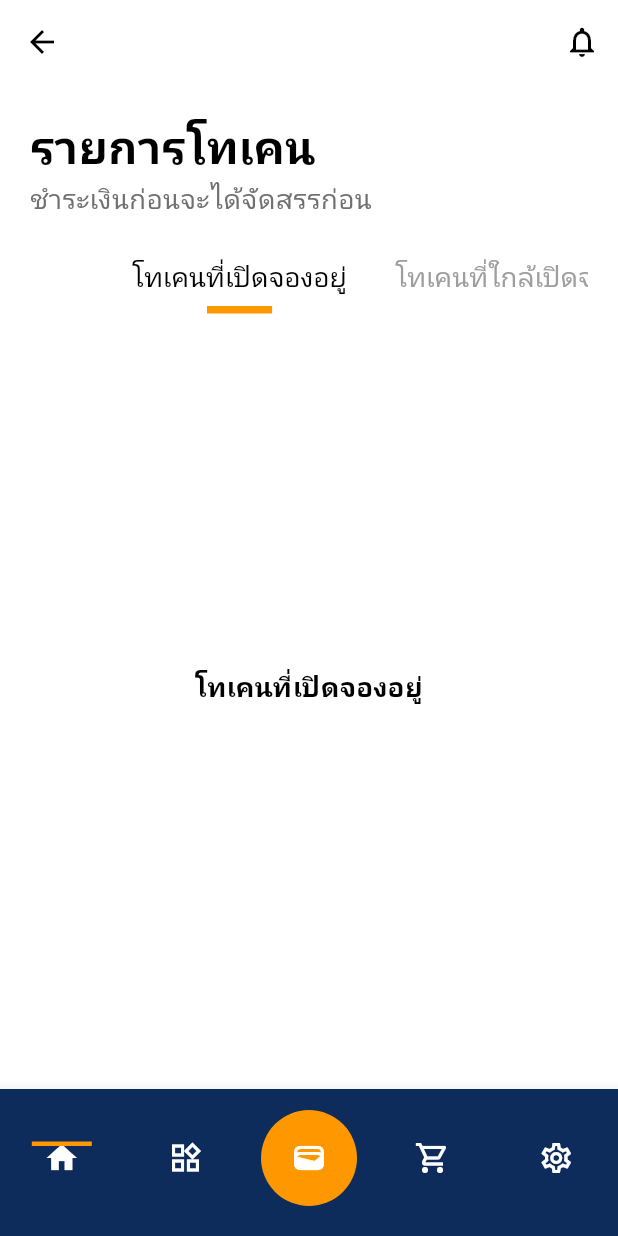
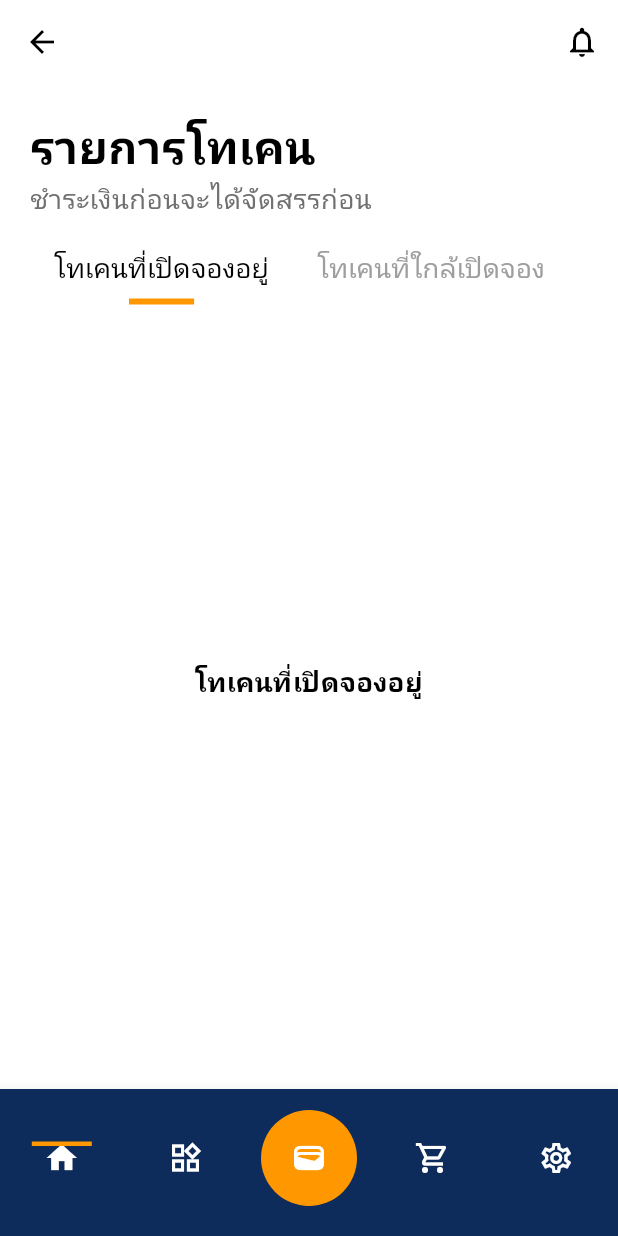
Before and after one commit to mskerz/versa_app_tutorial_cleanarch, a Flutter app: the TokenListScreen screen opened by its route, on a phone screen of 412 x 824 dp. Run offline on Flutter 3.47's test engine with Material 3 defaults, Android fonts, the phone set to English and light mode, and no system bars; our stand-ins replace auto_route, dio, equatable, flutter_riverpod, freezed_annotation, google_fonts and 1 more; accounts and stored records are empty; Roboto replaces fonts that are missing (Prompt).

Commit message:
🐞 fix(tab bar navigation non-finish):

```diff
--- a/lib/features/digital_token/presentation/screens/token_detail_screen.dart
+++ b/lib/features/digital_token/presentation/screens/token_detail_screen.dart
@@ -4,6 +4,7 @@ class TokenDetailScreen extends StatelessWidget {
   const TokenDetailScreen({super.key});
 
   @override
+
   Widget build(BuildContext context) {
     return Container();
   }
--- a/lib/features/digital_token/presentation/screens/token_list_screen.dart
+++ b/lib/features/digital_token/presentation/screens/token_list_screen.dart
@@ -49,14 +49,14 @@ class _TokenListScreenState extends ConsumerState<TokenListScreen>
     return Scaffold(
       appBar: AppBar(
         backgroundColor: Colors.white,
-        elevation: 0,
         actions: [
           IconButton(onPressed: () {}, icon: Icon(Icons.notifications_none)),
         ],
       ),
       body: Padding(
-        padding: EdgeInsets.all(20.0),
+        padding: const EdgeInsets.all(20.0),
         child: Column(
+          mainAxisAlignment: MainAxisAlignment.start,
           crossAxisAlignment: CrossAxisAlignment.start,
           children: [
             Text("รายการโทเคน",
@@ -76,25 +76,30 @@ class _TokenListScreenState extends ConsumerState<TokenListScreen>
                 ),
               ),
             ),
-            SizedBox(height: 16),
-            // ใช้ SingleChildScrollView เมื่อมีจำนวนแท็บเยอะเกินไป
+            SizedBox(height: 10.0),
             SingleChildScrollView(
-              scrollDirection: Axis.horizontal, // ทำให้ TabBar เลื่อนได้
+              scrollDirection: Axis.horizontal,
+              child: SizedBox(
+                width: MediaQuery.of(context).size.width,
                 child: TabBar(
                   controller: _tabController,
                   isScrollable: true,
-                dividerColor: Colors.transparent,
-                labelColor: Colors.black, // สีข้อความในแท็บที่ถูกเลือก
+                  dividerHeight: 0,
+                  labelColor: Colors.black,
+                  tabAlignment: TabAlignment.start,
                   unselectedLabelColor: Colors.grey,
                   indicatorColor: Colors.orange,
                   indicator: UnderlineTabIndicator(
-                    borderSide: BorderSide(width: 5.0,color: Colors.orange),
-                    insets: EdgeInsets.symmetric(horizontal: 50.0)),
+                    borderSide: BorderSide(width: 4.0, color: Colors.orange),
+                    insets: EdgeInsets.symmetric(horizontal: 50.0),
+                  ),
                   labelStyle: GoogleFonts.prompt(
                     textStyle: TextStyle(fontSize: 18.0),
                   ),
                   onTap: (index) {
-                  ref.read(selectedTabIndexProvider.notifier).changeTab(index);
+                    ref
+                        .read(selectedTabIndexProvider.notifier)
+                        .changeTab(index);
                     print("current index : $selectIndexTab");
                   },
                   tabs: [
@@ -104,7 +109,7 @@ class _TokenListScreenState extends ConsumerState<TokenListScreen>
                   ],
                 ),
               ),
-            // ใช้ TabBarView ที่ให้เลือกแท็บตาม selectIndexTab
+            ),
             Expanded(
               child: TabBarView(
                 controller: _tabController,
```
Also changed, not shown: lib/shared/data/local/mockup/token.json (renamed from lib/shared/mockup/token.json), pubspec.lock. Lines whose indentation alone changed are shown as unchanged.
